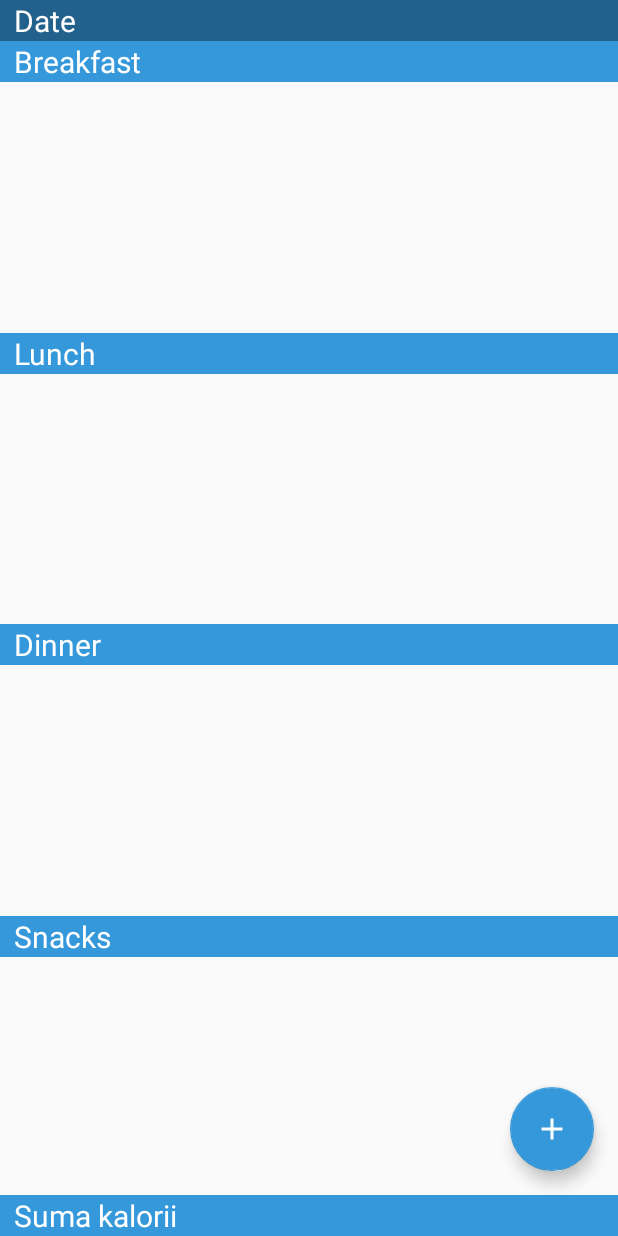
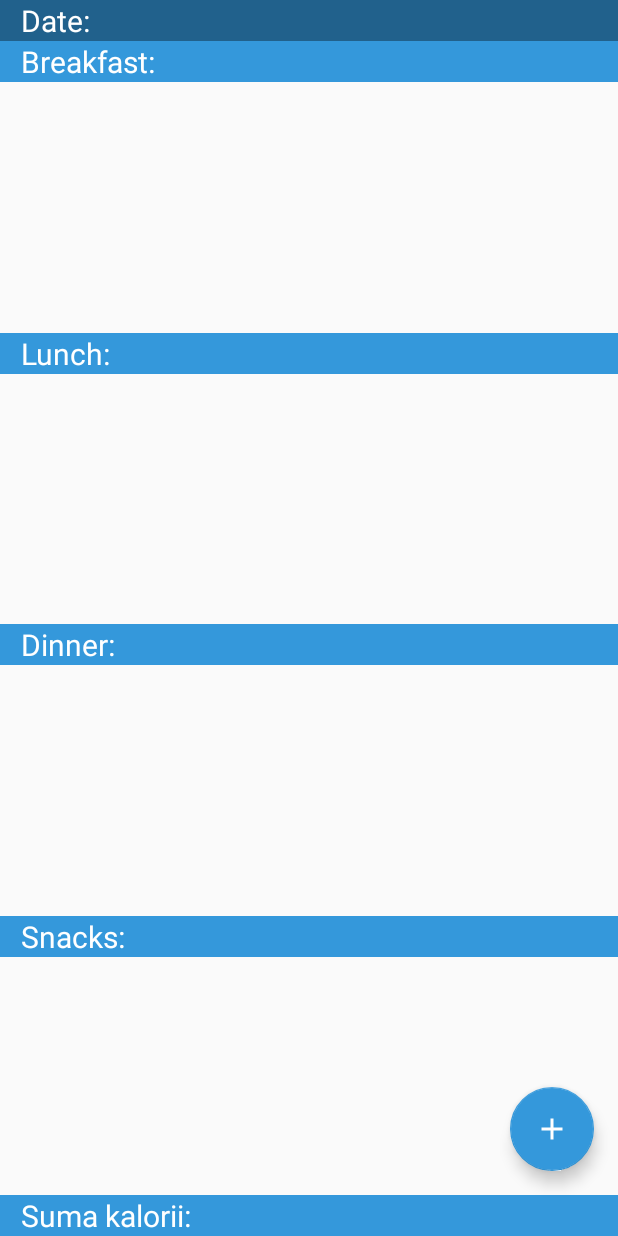
Before and after one commit to March97/Food_Diary, an Android app: the layout fragment_meal_list.xml on its own in the app's theme, with its tools: preview values and no code run, on a phone screen of 412 x 824 dp. Run offline under Robolectric (Android 15) with nearby library versions, the phone set to English and light mode, and no system bars.

Commit message:
stringi w meal list

```diff
--- a/app/src/main/res/layout/fragment_meal_list.xml
+++ b/app/src/main/res/layout/fragment_meal_list.xml
@@ -11,9 +11,9 @@
         android:layout_width="0dp"
         android:layout_height="wrap_content"
         android:background="@color/colorPrimaryDark"
-        android:text="  Date"
+        android:text="@string/meal_date_tv"
         android:textColor="@color/colorAccent"
-        android:textSize="20dp"
+        android:textSize="20sp"
         app:layout_constraintBottom_toTopOf="@+id/meal_breakfast_tv"
         app:layout_constraintEnd_toEndOf="parent"
         app:layout_constraintStart_toStartOf="parent"
@@ -25,9 +25,9 @@
         android:layout_height="wrap_content"
         android:layout_marginBottom="8dp"
         android:background="@color/colorPrimary"
-        android:text="  Breakfast"
+        android:text="@string/meal_breakfast_tv"
         android:textColor="@color/colorAccent"
-        android:textSize="20dp"
+        android:textSize="20sp"
         app:layout_constraintBottom_toTopOf="@+id/meal_breakfast_lv"
         app:layout_constraintEnd_toEndOf="parent"
         app:layout_constraintStart_toStartOf="parent"
@@ -47,10 +47,10 @@
         android:layout_width="0dp"
         android:layout_height="wrap_content"
         android:layout_marginBottom="8dp"
-        android:text="  Lunch"
+        android:text="@string/meal_lunch_tv"
         android:textColor="@color/colorAccent"
         android:background="@color/colorPrimary"
-        android:textSize="20dp"
+        android:textSize="20sp"
         app:layout_constraintBottom_toTopOf="@+id/meal_lunch_lv"
         app:layout_constraintEnd_toEndOf="parent"
         app:layout_constraintStart_toStartOf="parent"
@@ -70,10 +70,10 @@
         android:layout_width="0dp"
         android:layout_height="wrap_content"
         android:layout_marginBottom="8dp"
-        android:text="  Dinner"
+        android:text="@string/meal_dinner_tv"
         android:textColor="@color/colorAccent"
         android:background="@color/colorPrimary"
-        android:textSize="20dp"
+        android:textSize="20sp"
         app:layout_constraintBottom_toTopOf="@+id/meal_dinner_lv"
         app:layout_constraintEnd_toEndOf="parent"
         app:layout_constraintStart_toStartOf="parent"
@@ -93,10 +93,10 @@
         android:layout_width="0dp"
         android:layout_height="wrap_content"
         android:layout_marginBottom="8dp"
-        android:text="  Snacks"
+        android:text="@string/meal_snacks_tv"
         android:textColor="@color/colorAccent"
         android:background="@color/colorPrimary"
-        android:textSize="20dp"
+        android:textSize="20sp"
         app:layout_constraintBottom_toTopOf="@+id/meal_snacks_lv"
         app:layout_constraintEnd_toEndOf="parent"
         app:layout_constraintStart_toStartOf="parent"
@@ -116,9 +116,9 @@
         android:layout_width="0dp"
         android:layout_height="wrap_content"
         android:background="@color/colorPrimary"
-        android:text="  Suma kalorii"
+        android:text="@string/meal_calories_tv"
         android:textColor="@color/colorAccent"
-        android:textSize="20dp"
+        android:textSize="20sp"
         app:layout_constraintBottom_toBottomOf="parent"
         app:layout_constraintEnd_toEndOf="parent"
         app:layout_constraintStart_toStartOf="parent" />
--- a/app/src/main/res/values/strings.xml
+++ b/app/src/main/res/values/strings.xml
@@ -40,5 +40,12 @@
     <string name="meal_add_protein">Protein [g]</string>
     <string name="meal_add_fat">Fat [g]</string>
 
+    <string name="meal_date_tv"> "   Date: "</string>
+    <string name="meal_breakfast_tv"> "   Breakfast: "</string>
+    <string name="meal_lunch_tv"> "   Lunch: "</string>
+    <string name="meal_dinner_tv"> "   Dinner: "</string>
+    <string name="meal_snacks_tv"> "   Snacks: "</string>
+    <string name="meal_calories_tv"> "   Suma kalorii: "</string>
+
 
 </resources>
```
